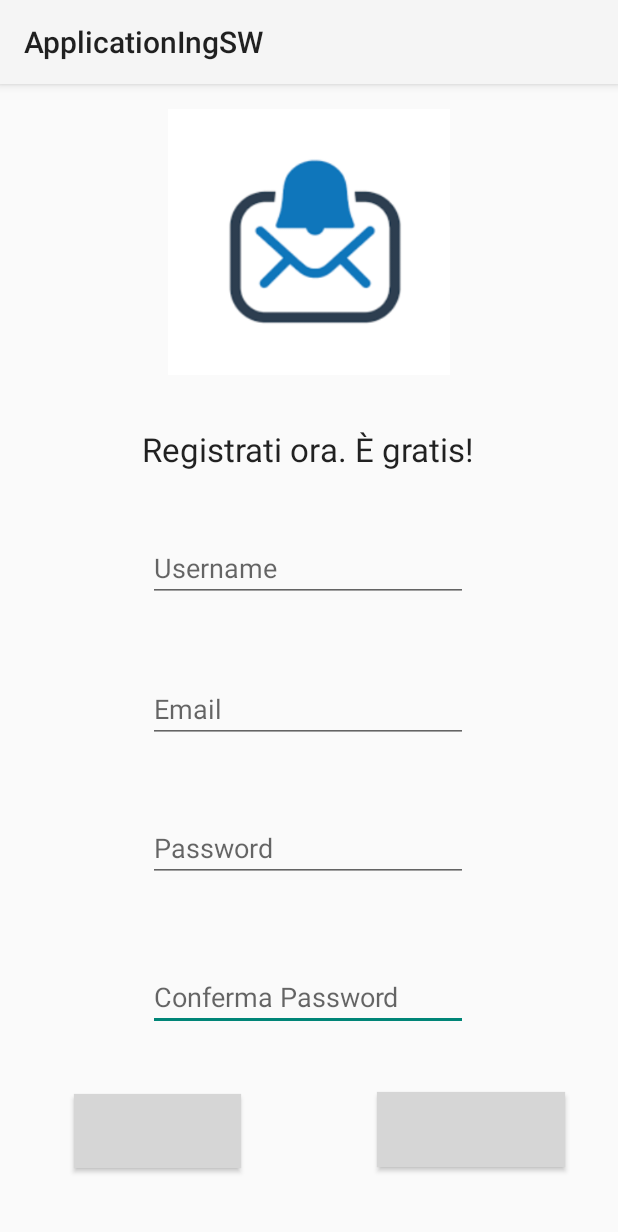
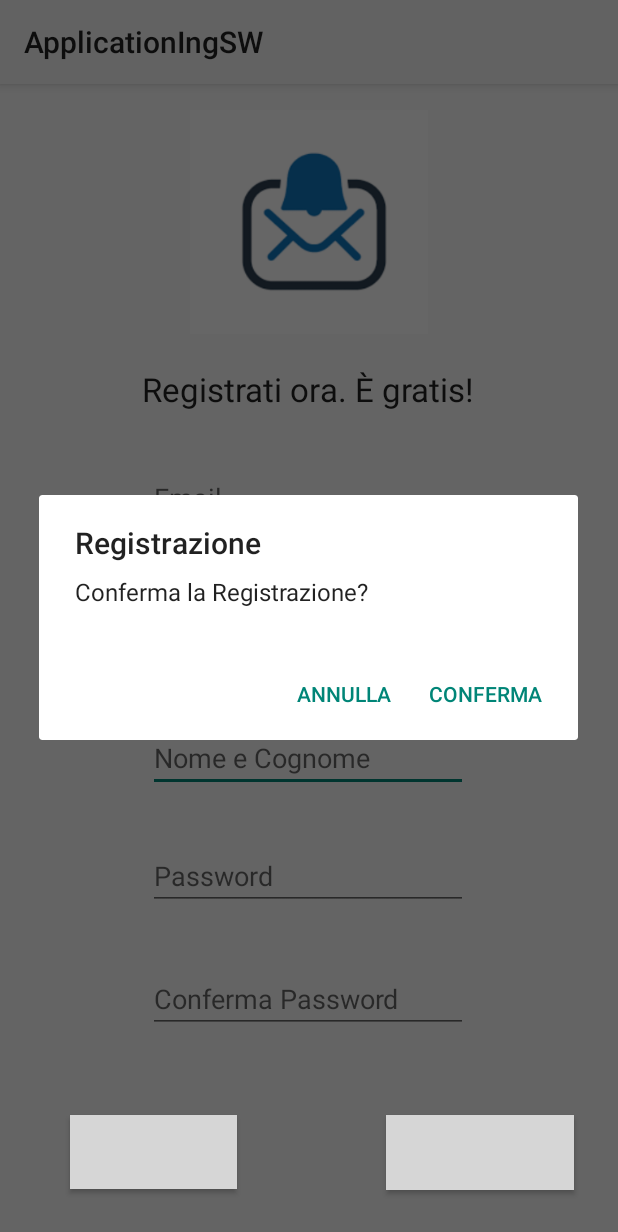
Before and after one commit to iorio170894/ConsigliaViaggi20IorioLosbeferoRuggiero, an Android app: the ActivityRegistrazione screen opened directly, with no data from a screen before it, after a tap on "ISCRIVITI", on a phone screen of 412 x 824 dp. Shown: the top 1232 px of the screen. Run offline under Robolectric (Android 15) with nearby library versions, the phone set to English and light mode, and no system bars; libraries missing offline, so code that uses them is left out: com.amazonaws, com.amazonaws.mobileconnectors; 5 statements that could not run were skipped; grey boxes are pictures that could not be loaded.

```diff
--- a/app/src/main/AndroidManifest.xml
+++ b/app/src/main/AndroidManifest.xml
@@ -9,7 +9,8 @@
         android:roundIcon="@mipmap/ic_launcher_round"
         android:supportsRtl="true"
         android:theme="@style/AppTheme">
-        <activity android:name=".ActivityBenvenuto"></activity>
+        <activity android:name=".ActivityConfirmRegistration" />
+        <activity android:name=".ActivityBenvenuto" />
         <activity android:name=".ActivityRegistrazione2" />
         <activity android:name=".LoginActivity" />
         <activity android:name=".ActivityRegistrazione" />
--- a/app/src/main/java/com/example/tripnaples/ActivityRegistrazione.java
+++ b/app/src/main/java/com/example/tripnaples/ActivityRegistrazione.java
@@ -3,6 +3,7 @@ package com.example.tripnaples;
 import androidx.appcompat.app.AlertDialog;
 import androidx.appcompat.app.AppCompatActivity;
 
+import android.app.Dialog;
 import android.content.Intent;
 import android.os.Bundle;
 import android.os.Handler;
@@ -10,14 +11,11 @@ import android.util.Log;
 import android.view.View;
 import android.widget.Button;
 import android.widget.EditText;
-import android.widget.Toast;
 
 import com.amazonaws.mobileconnectors.cognitoidentityprovider.CognitoUser;
 import com.amazonaws.mobileconnectors.cognitoidentityprovider.CognitoUserAttributes;
 import com.amazonaws.mobileconnectors.cognitoidentityprovider.CognitoUserCodeDeliveryDetails;
 import com.amazonaws.mobileconnectors.cognitoidentityprovider.handlers.SignUpHandler;
-
-import static android.widget.Toast.*;
 
 public class ActivityRegistrazione extends AppCompatActivity {
 
@@ -40,9 +38,11 @@ public class ActivityRegistrazione extends AppCompatActivity {
 
         private void registerUser() {
             final EditText inputEmail = findViewById(R.id.editTextMail);
-            final EditText inputPassword = findViewById(R.id.editTextTextPassword);
+            final EditText inputPassword = findViewById(R.id.editTextTextPasswordLogin);
             final EditText inputConfermaPassword = findViewById(R.id.editTextTextConfirmPassword);
             final EditText inputNickname = findViewById(R.id.editTextNickname);
+            final EditText inputNome = findViewById(R.id.editTextNome);
+          //  final EditText inputCognome = findViewById(R.id.editTextCognome);
 
 
             //Crea un CognitoUserAttributes e un user Attributes
@@ -51,6 +51,8 @@ public class ActivityRegistrazione extends AppCompatActivity {
 
             userAttributes.addAttribute("email",String.valueOf(inputEmail.getText()));
             userAttributes.addAttribute("nickname",String.valueOf(inputNickname.getText()));
+            userAttributes.addAttribute("name",String.valueOf(inputNome.getText()));
+            //userAttributes.addAttribute("family name",String.valueOf(inputCognome.getText()));
 
             final SignUpHandler signupCallback = new SignUpHandler() {
                 @Override
@@ -64,17 +66,50 @@ public class ActivityRegistrazione extends AppCompatActivity {
                         //user è stato confermato
                         Log.i("Tag", "Registrazione avvenuta con successo... confermata");
                     }
-                  //  if (inputPassword.equals(inputConfermaPassword)) {
+
+                  /*  final AlertDialog dialog = new AlertDialog.Builder(ActivityRegistrazione.this)
+                            .setTitle("Registrazione")
+                            .setMessage("Conferma la Registrazione?")
+                            .setPositiveButton("Conferma", null)
+                            .setNegativeButton("Annulla", null)
+                            .show();
+                    Button positiveButton = dialog.getButton(AlertDialog.BUTTON_POSITIVE);
+                    positiveButton.setOnClickListener(new View.OnClickListener() {
+                        @Override
+                        public void onClick(View v) {
                             loagindDialog.startLoadingDialog();
                             Handler handler = new Handler();
                             handler.postDelayed(new Runnable() {
                                 @Override
                                 public void run() {
                                     loagindDialog.dismissDialog();
-                                startActivity(new Intent(ActivityRegistrazione.this, ActivityBenvenuto.class));
+                                    startActivity(new Intent(ActivityRegistrazione.this, MainActivity.class));
                                 }
                             }, 5000);
-                  //  }
+                        }
+                    });*/
+                    /*loagindDialog.startLoadingDialog();
+                    Handler handler = new Handler();
+                    handler.postDelayed(new Runnable() {
+                        @Override
+                        public void run() {
+                            loagindDialog.dismissDialog();
+                            startActivity(new Intent(ActivityRegistrazione.this, MainActivity.class));
+                        }
+                    }, 5000);*/
+                    final AlertDialog dialog = new AlertDialog.Builder(ActivityRegistrazione.this)
+                            .setTitle("Registrazione")
+                            .setMessage("Registrazione avvenuta con successo")
+                            .setPositiveButton("OK", null)
+                            .show();
+                    Button positiveButton = dialog.getButton(AlertDialog.BUTTON_POSITIVE);
+                    positiveButton.setOnClickListener(new View.OnClickListener() {
+                        @Override
+                        public void onClick(View v) {
+                            startActivity(new Intent(ActivityRegistrazione.this, MainActivity.class));
+                            dialog.dismiss();
+                        }
+                    });
                 }
 
                 @Override
@@ -102,15 +137,42 @@ public class ActivityRegistrazione extends AppCompatActivity {
                        builder.show();
                    }
                    else {
+                       final AlertDialog dialog = new AlertDialog.Builder(ActivityRegistrazione.this)
+                               .setTitle("Registrazione")
+                               .setMessage("Conferma la Registrazione?")
+                               .setPositiveButton("Conferma", null)
+                               .setNegativeButton("Annulla", null)
+                               .show();
+                       Button positiveButton = dialog.getButton(AlertDialog.BUTTON_POSITIVE);
+                       positiveButton.setOnClickListener(new View.OnClickListener() {
+                           @Override
+                           public void onClick(View v) {
+                               /*loagindDialog.startLoadingDialog();
+                               Handler handler = new Handler();
+                               handler.postDelayed(new Runnable() {
+                                   @Override
+                                   public void run() {
+                                       loagindDialog.dismissDialog();
+                                       //startActivity(new Intent(ActivityRegistrazione.this, MainActivity.class));
+                                   }
+                               }, 5000);*/
                                CognitoSettings cognitoSettings = new CognitoSettings(ActivityRegistrazione.this);
-                       cognitoSettings.getUserPool().signUpInBackground(String.valueOf(inputNickname.getText())
+                               cognitoSettings.getUserPool().signUpInBackground(String.valueOf(inputEmail.getText())/*+String.valueOf(inputEmail.getText())*/
                                        , String.valueOf(inputPassword.getText()), userAttributes, null, signupCallback
                                );
-                        }
+                               dialog.dismiss();
                            }
                        });
                         }
 
-        LoagindDialog loagindDialog = new LoagindDialog(ActivityRegistrazione.this);
+                }
+            });
+        }
+
+      //  LoagindDialog loagindDialog = new LoagindDialog(ActivityRegistrazione.this);
+      //      ActivityConfirmRegistration activityConfirmRegistration = new ActivityConfirmRegistration(ActivityRegistrazione.this);
+    //LoagindDialog loagindDialog = new LoagindDialog(ActivityRegistrazione.this);
+
+
 
 }
--- a/app/src/main/java/com/example/tripnaples/CognitoSettings.java
+++ b/app/src/main/java/com/example/tripnaples/CognitoSettings.java
@@ -7,9 +7,9 @@ import com.amazonaws.mobileconnectors.cognitoidentityprovider.CognitoUserPool;
 import com.amazonaws.regions.Regions;
 
 public class CognitoSettings {
-    private String userPoolId="us-east-2_02C92CPL8";
-    private String clientId="2eig1l17boi1jlf5scuq3gg0no";
-    private String clientSecret="1m97rjt42flej3hdqolu6f7qadk8tdck9nlt3joja7qnl9prrmpa";
+    private String userPoolId="us-east-2_mtcGMJi7C";
+    private String clientId="552i5pr5krbl9fjvj3a8riud27";
+    private String clientSecret="1nor9civ5vbe9pjrhfphjfjodqmi18h0shtn7kon5cbrboi97d1g";
     private Regions cognitoRegion=Regions.US_EAST_2;
 
     private Context context;
--- a/app/src/main/res/layout/activity_registrazione.xml
+++ b/app/src/main/res/layout/activity_registrazione.xml
@@ -5,6 +5,20 @@
     android:layout_width="match_parent"
     android:layout_height="match_parent"
     tools:context=".ActivityRegistrazione">
+
+    <EditText
+        android:id="@+id/editTextNome"
+        android:layout_width="wrap_content"
+        android:layout_height="wrap_content"
+        android:ems="10"
+        android:hint="Nome e Cognome"
+        android:inputType="textPersonName"
+        app:layout_constraintBottom_toBottomOf="parent"
+        app:layout_constraintEnd_toEndOf="parent"
+        app:layout_constraintHorizontal_bias="0.497"
+        app:layout_constraintStart_toStartOf="parent"
+        app:layout_constraintTop_toTopOf="parent"
+        app:layout_constraintVertical_bias="0.59" />
 
     <EditText
         android:id="@+id/editTextTextConfirmPassword"
@@ -18,12 +32,12 @@
         app:layout_constraintHorizontal_bias="0.497"
         app:layout_constraintStart_toStartOf="parent"
         app:layout_constraintTop_toTopOf="parent"
-        app:layout_constraintVertical_bias="0.811" />
+        app:layout_constraintVertical_bias="0.813" />
 
     <ImageView
         android:id="@+id/imageView2"
-        android:layout_width="357dp"
-        android:layout_height="177dp"
+        android:layout_width="317dp"
+        android:layout_height="149dp"
         app:layout_constraintBottom_toBottomOf="parent"
         app:layout_constraintEnd_toEndOf="parent"
         app:layout_constraintStart_toStartOf="parent"
@@ -41,10 +55,10 @@
         android:textColor="@color/white"
         app:layout_constraintBottom_toBottomOf="parent"
         app:layout_constraintEnd_toEndOf="parent"
-        app:layout_constraintHorizontal_bias="0.877"
+        app:layout_constraintHorizontal_bias="0.898"
         app:layout_constraintStart_toStartOf="parent"
         app:layout_constraintTop_toTopOf="parent"
-        app:layout_constraintVertical_bias="0.936" />
+        app:layout_constraintVertical_bias="0.957" />
 
     <Button
         android:id="@+id/buttonAnnulla"
@@ -56,13 +70,13 @@
         android:textColor="@color/white"
         app:layout_constraintBottom_toBottomOf="parent"
         app:layout_constraintEnd_toEndOf="parent"
-        app:layout_constraintHorizontal_bias="0.164"
+        app:layout_constraintHorizontal_bias="0.156"
         app:layout_constraintStart_toStartOf="parent"
         app:layout_constraintTop_toTopOf="parent"
-        app:layout_constraintVertical_bias="0.937" />
+        app:layout_constraintVertical_bias="0.956" />
 
     <EditText
-        android:id="@+id/editTextTextPassword"
+        android:id="@+id/editTextTextPasswordLogin"
         android:layout_width="wrap_content"
         android:layout_height="wrap_content"
         android:ems="10"
@@ -73,7 +87,7 @@
         app:layout_constraintHorizontal_bias="0.497"
         app:layout_constraintStart_toStartOf="parent"
         app:layout_constraintTop_toTopOf="parent"
-        app:layout_constraintVertical_bias="0.673" />
+        app:layout_constraintVertical_bias="0.699" />
 
     <EditText
         android:id="@+id/editTextMail"
@@ -87,7 +101,7 @@
         app:layout_constraintHorizontal_bias="0.497"
         app:layout_constraintStart_toStartOf="parent"
         app:layout_constraintTop_toTopOf="parent"
-        app:layout_constraintVertical_bias="0.545" />
+        app:layout_constraintVertical_bias="0.351" />
 
     <TextView
         android:id="@+id/textView5"
@@ -100,7 +114,7 @@
         app:layout_constraintHorizontal_bias="0.497"
         app:layout_constraintStart_toStartOf="parent"
         app:layout_constraintTop_toTopOf="parent"
-        app:layout_constraintVertical_bias="0.31" />
+        app:layout_constraintVertical_bias="0.255" />
 
     <EditText
         android:id="@+id/editTextNickname"
@@ -114,6 +128,6 @@
         app:layout_constraintHorizontal_bias="0.497"
         app:layout_constraintStart_toStartOf="parent"
         app:layout_constraintTop_toTopOf="parent"
-        app:layout_constraintVertical_bias="0.415" />
+        app:layout_constraintVertical_bias="0.472" />
 
 </androidx.constraintlayout.widget.ConstraintLayout>
```
Also changed, not shown: app/src/main/java/com/example/tripnaples/ActivityConfirmRegistration.java (added, +67 -0 lines), app/src/main/java/com/example/tripnaples/LoginActivity.java (+88 -0 lines), app/src/main/res/layout/activity_confirm_registration.xml (added, +53 -0 lines), app/src/main/res/layout/activity_login.xml (+9 -9 lines), app/src/main/res/layout/custom_dialog_confirm_reg.xml (added, +46 -0 lines), app/src/main/res/layout/loading_dialog.xml (+0 -12 lines). Lines whose indentation alone changed are shown as unchanged.
